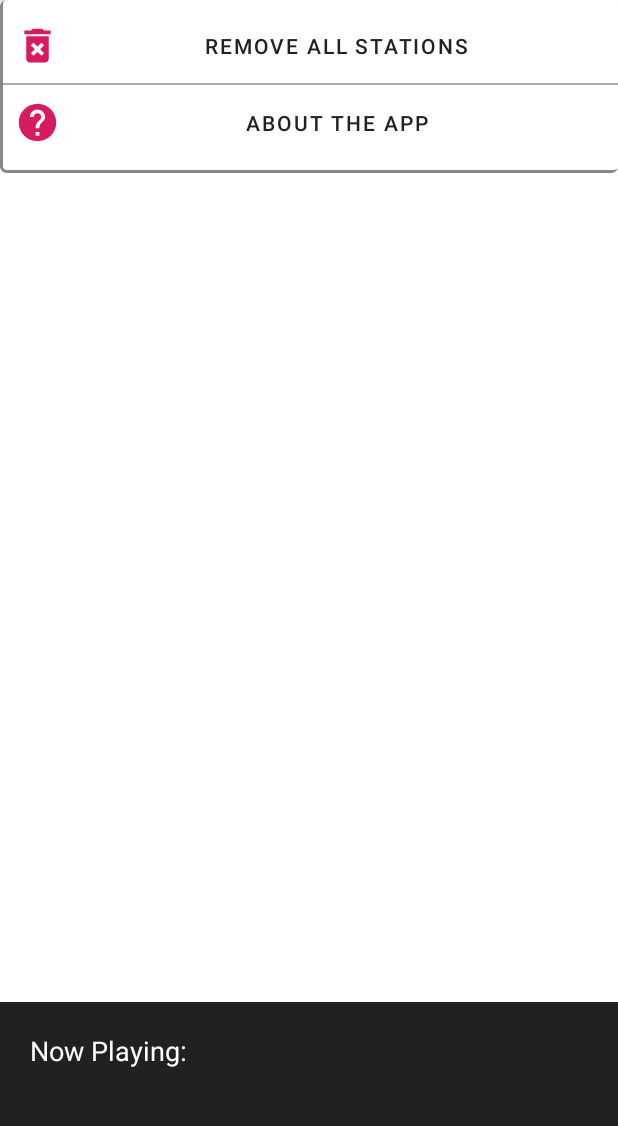
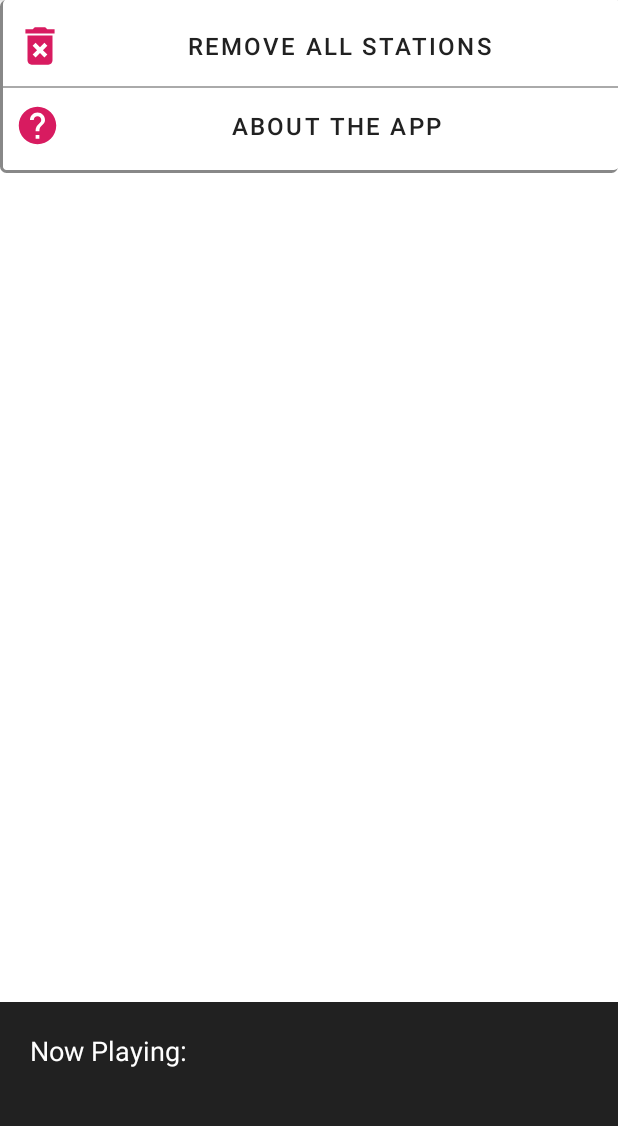
Before and after one commit to hwb15/uRadioApplication, an Android app: the SettingsActivity screen opened directly, with no data from a screen before it, on a phone screen of 412 x 824 dp, the part 84-1210 px from its top. Run offline under Robolectric (Android 15) with nearby library versions, the phone set to English and light mode, and no system bars.

Commit message:
Added the following - 16/04/2020
🌟 Pre-release version 1.0

  ✅ Fully functioning Radio Player (utilising ExoPlayer library).
  ✅ Amended all major errors from code analysis to speed up code, and maintain consistency.

  ❌ More errors will be encountered through testing, which is why this is classed as a pre-release version, I expect the (1.0) to go atleast to 1.6... if not higher, we will see!

```diff
--- a/app/src/main/java/com/example/uradio/SettingsActivity.java
+++ b/app/src/main/java/com/example/uradio/SettingsActivity.java
@@ -1,6 +1,5 @@
 package com.example.uradio;
 
-import android.app.Activity;
 import android.content.DialogInterface;
 import android.content.Intent;
 import android.os.Bundle;
@@ -19,7 +18,6 @@ import androidx.drawerlayout.widget.DrawerLayout;
 
 import com.google.android.material.navigation.NavigationView;
 
-import static com.example.uradio.MainActivity.stations;
 
 public class SettingsActivity extends AppCompatActivity {
 
@@ -64,8 +62,8 @@ public class SettingsActivity extends AppCompatActivity {
 
         //Initialising button options within the view
 
-        remove_station_button = (Button) findViewById(R.id.settingsRemoveButton);
-        about_button = (Button) findViewById(R.id.aboutButton);
+        remove_station_button = findViewById(R.id.settingsRemoveButton);
+        about_button = findViewById(R.id.aboutButton);
 
         // Onclick listeners for buttons
         remove_station_button.setOnClickListener(new View.OnClickListener() {
@@ -74,7 +72,7 @@ public class SettingsActivity extends AppCompatActivity {
                 new AlertDialog.Builder(SettingsActivity.this)
                         .setIcon(R.drawable.ic_delete_forever_24px)
                         .setTitle("Confirm below...")
-                        .setMessage("Do you want to remove all Stations you have saved?")
+                        .setMessage("Do you want to remove all stations you have saved?")
                         .setPositiveButton("Yes", new DialogInterface.OnClickListener() {
                             @Override
                             public void onClick(DialogInterface dialog, int which) {
@@ -108,11 +106,10 @@ public class SettingsActivity extends AppCompatActivity {
 
     @Override
     public boolean onOptionsItemSelected(@NonNull MenuItem item) {
-        switch (item.getItemId()) {
-            case android.R.id.home:
-                drawerLayout.openDrawer(GravityCompat.START);
-                return true;
-            default:
+        if (item.getItemId() == android.R.id.home) {
+            drawerLayout.openDrawer(GravityCompat.START);
+            return true;
+        } else {
                 return super.onOptionsItemSelected(item);
         }
     }
--- a/app/src/main/res/drawable/ic_delete_forever_24px.xml
+++ b/app/src/main/res/drawable/ic_delete_forever_24px.xml
@@ -4,6 +4,6 @@
     android:viewportWidth="24"
     android:viewportHeight="24">
   <path
-      android:fillColor="#FF000000"
+      android:fillColor="@color/colorSecondary"
       android:pathData="M6,19c0,1.1 0.9,2 2,2h8c1.1,0 2,-0.9 2,-2L18,7L6,7v12zM8.46,11.88l1.41,-1.41L12,12.59l2.12,-2.12 1.41,1.41L13.41,14l2.12,2.12 -1.41,1.41L12,15.41l-2.12,2.12 -1.41,-1.41L10.59,14l-2.13,-2.12zM15.5,4l-1,-1h-5l-1,1L5,4v2h14L19,4z"/>
 </vector>
--- a/app/src/main/res/drawable/ic_help_black_24dp.xml
+++ b/app/src/main/res/drawable/ic_help_black_24dp.xml
@@ -5,5 +5,5 @@
     android:viewportHeight="24">
   <path
       android:pathData="M12,2C6.48,2 2,6.48 2,12s4.48,10 10,10 10,-4.48 10,-10S17.52,2 12,2zM13,19h-2v-2h2v2zM15.07,11.25l-0.9,0.92C13.45,12.9 13,13.5 13,15h-2v-0.5c0,-1.1 0.45,-2.1 1.17,-2.83l1.24,-1.26c0.37,-0.36 0.59,-0.86 0.59,-1.41 0,-1.1 -0.9,-2 -2,-2s-2,0.9 -2,2L8,9c0,-2.21 1.79,-4 4,-4s4,1.79 4,4c0,0.88 -0.36,1.68 -0.93,2.25z"
-      android:fillColor="#000000"/>
+      android:fillColor="@color/colorSecondary"/>
 </vector>
--- a/app/src/main/res/drawable/ic_home_black_18dp.xml
+++ b/app/src/main/res/drawable/ic_home_black_18dp.xml
@@ -5,5 +5,5 @@
     android:viewportHeight="24">
   <path
       android:pathData="M10,20v-6h4v6h5v-8h3L12,3 2,12h3v8z"
-      android:fillColor="#D81B60"/>
+      android:fillColor="@color/colorSecondary"/>
 </vector>
--- a/app/src/main/res/drawable/ic_setting_24px.xml
+++ b/app/src/main/res/drawable/ic_setting_24px.xml
@@ -4,6 +4,6 @@
     android:viewportWidth="24"
     android:viewportHeight="24">
   <path
-      android:fillColor="#D81B60"
+      android:fillColor="@color/colorSecondary"
       android:pathData="M19.14,12.94c0.04,-0.3 0.06,-0.61 0.06,-0.94c0,-0.32 -0.02,-0.64 -0.07,-0.94l2.03,-1.58c0.18,-0.14 0.23,-0.41 0.12,-0.61l-1.92,-3.32c-0.12,-0.22 -0.37,-0.29 -0.59,-0.22l-2.39,0.96c-0.5,-0.38 -1.03,-0.7 -1.62,-0.94L14.4,2.81c-0.04,-0.24 -0.24,-0.41 -0.48,-0.41h-3.84c-0.24,0 -0.43,0.17 -0.47,0.41L9.25,5.35C8.66,5.59 8.12,5.92 7.63,6.29L5.24,5.33c-0.22,-0.08 -0.47,0 -0.59,0.22L2.74,8.87C2.62,9.08 2.66,9.34 2.86,9.48l2.03,1.58C4.84,11.36 4.8,11.69 4.8,12s0.02,0.64 0.07,0.94l-2.03,1.58c-0.18,0.14 -0.23,0.41 -0.12,0.61l1.92,3.32c0.12,0.22 0.37,0.29 0.59,0.22l2.39,-0.96c0.5,0.38 1.03,0.7 1.62,0.94l0.36,2.54c0.05,0.24 0.24,0.41 0.48,0.41h3.84c0.24,0 0.44,-0.17 0.47,-0.41l0.36,-2.54c0.59,-0.24 1.13,-0.56 1.62,-0.94l2.39,0.96c0.22,0.08 0.47,0 0.59,-0.22l1.92,-3.32c0.12,-0.22 0.07,-0.47 -0.12,-0.61L19.14,12.94zM12,15.6c-1.98,0 -3.6,-1.62 -3.6,-3.6s1.62,-3.6 3.6,-3.6s3.6,1.62 3.6,3.6S13.98,15.6 12,15.6z"/>
 </vector>
--- a/app/src/main/res/layout/activity_main.xml
+++ b/app/src/main/res/layout/activity_main.xml
@@ -37,8 +37,8 @@
                         android:layout_height="fill_parent"
                         android:layout_alignParentStart="true"
                         android:layout_marginStart="12dp"
-                        android:gravity="center_vertical|left"
-                        android:text="uRadio"
+                        android:gravity="center_vertical|start"
+                        android:text="@string/app_name"
                         android:textAppearance="@style/TextAppearance.AppCompat.Large"
                         android:textColor="@color/colorOnPrimary" />
 
@@ -46,12 +46,13 @@
                         android:id="@+id/plus_station_button"
                         android:layout_width="60dp"
                         android:layout_height="match_parent"
-                        android:layout_alignParentRight="true"
-                        android:layout_gravity="right|center_vertical"
-                        android:layout_marginRight="10dp"
+                        android:layout_alignParentEnd="true"
+                        android:layout_gravity="end|center_vertical"
+                        android:layout_marginEnd="10dp"
                         android:background="@null"
                         android:backgroundTint="@android:color/transparent"
-                        android:src="@drawable/ic_u_radio_add" />
+                        android:src="@drawable/ic_u_radio_add"
+                        android:contentDescription="@string/add_station"/>
                 </RelativeLayout>
             </androidx.appcompat.widget.Toolbar>
 
@@ -69,6 +70,6 @@
         android:layout_height="match_parent"
         android:layout_gravity="start"
         app:menu="@menu/nav_menu"
-        app:headerLayout="@layout/nav_header"/>
+        app:headerLayout="@layout/nav_header" />
 
 </androidx.drawerlayout.widget.DrawerLayout>
--- a/app/src/main/res/layout/settings_main.xml
+++ b/app/src/main/res/layout/settings_main.xml
@@ -31,17 +31,18 @@
             android:layout_marginTop="?attr/actionBarSize"
             android:background="@drawable/border_shadow"
             android:gravity="center"
-            android:orientation="vertical">
-
+            android:orientation="vertical"
+            android:theme="@style/uRadioTheme">
             <Button
                 android:id="@+id/settingsRemoveButton"
                 style="@style/Widget.MaterialComponents.Button.TextButton.Icon"
                 android:layout_width="match_parent"
                 android:layout_height="wrap_content"
-                android:text="Remove all stations"
+                android:text="@string/str_removeall"
                 app:icon="@drawable/ic_delete_forever_24px"
-                app:iconSize="30dp"
-                app:iconTint="@color/colorSecondary" />
+                app:iconSize="33dp"
+                app:iconTint="@color/colorSecondary"
+                android:textSize="16sp"/>
 
             <View
                 android:layout_width="match_parent"
@@ -53,10 +54,11 @@
                 style="@style/Widget.MaterialComponents.Button.TextButton.Icon"
                 android:layout_width="match_parent"
                 android:layout_height="wrap_content"
-                android:text="About the app"
+                android:text="@string/about"
                 app:icon="@drawable/ic_help_black_24dp"
                 app:iconSize="30dp"
-                app:iconTint="@color/colorSecondary" />
+                app:iconTint="@color/colorSecondary"
+                android:textSize="16sp"/>
 
 
         </LinearLayout>
--- a/app/src/main/res/menu/nav_menu.xml
+++ b/app/src/main/res/menu/nav_menu.xml
@@ -3,10 +3,14 @@
     <item
         android:id="@+id/nav_home"
         android:title="@string/str_home"
-        android:icon="@drawable/ic_home_black_18dp" />
+        android:icon="@drawable/ic_home_black_18dp"
+        android:tint="@color/colorSecondary"
+        android:textSize="16sp"/>
 
     <item
         android:id="@+id/nav_settings"
         android:title="@string/str_settings"
-        android:icon="@drawable/ic_setting_24px" />
+        android:icon="@drawable/ic_setting_24px"
+        android:tint="@color/colorSecondary"
+        android:textSize="16sp"/>
 </menu>
--- a/app/src/main/res/values/strings.xml
+++ b/app/src/main/res/values/strings.xml
@@ -4,5 +4,7 @@
     <string name="close">Close</string>
     <string name="str_home">Home</string>
     <string name="str_settings">Settings</string>
-
+    <string name="str_removeall">Remove all stations</string>
+    <string name="about">About the app</string>
+    <string name="add_station">Add station button</string>
 </resources>
```
Also changed, not shown: app/src/main/java/com/example/uradio/MainActivity.java (+7 -9 lines), app/src/main/java/com/example/uradio/addStationActivity.java (+7 -11 lines), app/src/main/res/values/styles.xml (+16 -3 lines).
